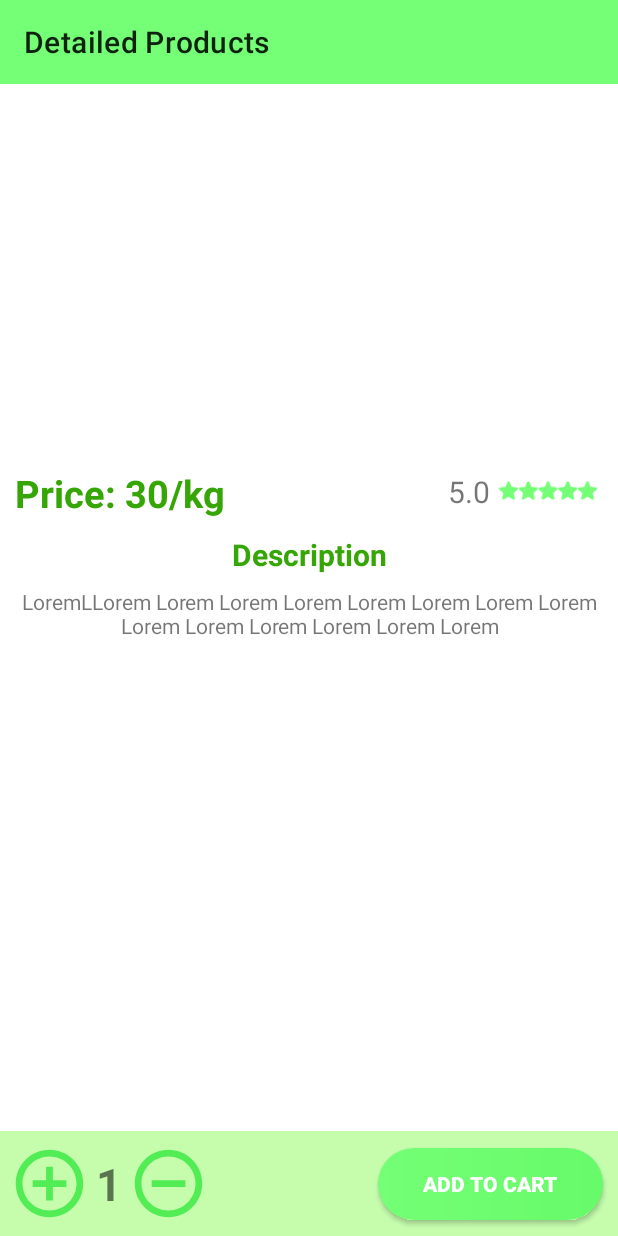
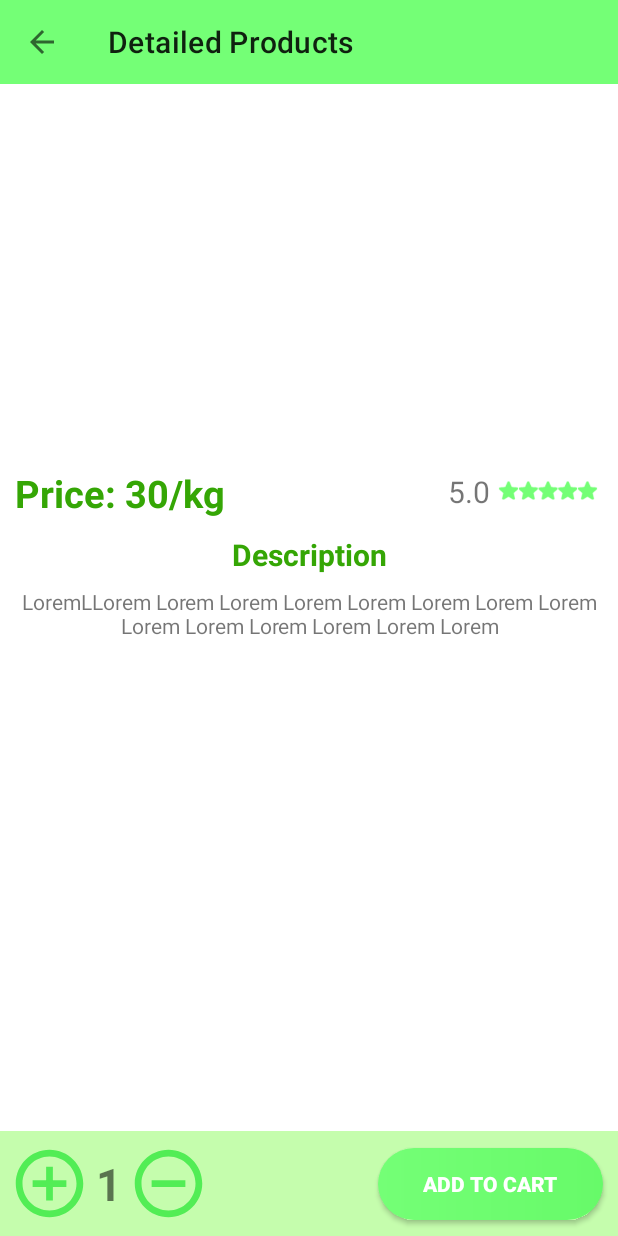
Before and after one commit to theodor-t/Magasine, an Android app: the DetailedActivity screen opened directly, with no data from a screen before it, on a phone screen of 412 x 824 dp. Run offline under Robolectric (Android 15) with nearby library versions, the phone set to English and light mode, and no system bars; Roboto replaces fonts that are not available here.

Commit message:
finish Activity Detailed Products

```diff
--- a/app/src/main/java/com/example/magasine/activities/DetailedActivity.java
+++ b/app/src/main/java/com/example/magasine/activities/DetailedActivity.java
@@ -1,16 +1,67 @@
 package com.example.magasine.activities;
 
 import androidx.appcompat.app.AppCompatActivity;
+import androidx.appcompat.widget.ButtonBarLayout;
+import androidx.appcompat.widget.Toolbar;
 
 import android.os.Bundle;
+import android.widget.Button;
+import android.widget.ImageView;
+import android.widget.TextView;
 
+import com.bumptech.glide.Glide;
 import com.example.magasine.R;
+import com.example.magasine.models.ViewAllModel;
 
 public class DetailedActivity extends AppCompatActivity {
+
+
+    ImageView detailedImg;
+    TextView price, description, rating;
+    Button addToCart;
+    ImageView addItem, removeItem;
+    Toolbar toolbar;
+    ViewAllModel viewAllModel = null;
 
     @Override
     protected void onCreate(Bundle savedInstanceState) {
         super.onCreate(savedInstanceState);
         setContentView(R.layout.activity_detailed);
+
+        toolbar = findViewById(R.id.toolbar);
+        setSupportActionBar(toolbar);
+        getSupportActionBar().setDisplayHomeAsUpEnabled(true);
+
+        final Object object = getIntent().getSerializableExtra("detail");
+
+        if (object instanceof ViewAllModel){
+            viewAllModel = (ViewAllModel) object;
+        }
+
+        detailedImg = findViewById(R.id.detailed_img);
+        addItem = findViewById(R.id.add_item);
+        removeItem = findViewById(R.id.remove_item);
+
+        price = findViewById(R.id.detailed_price);
+        description = findViewById(R.id.detailed_description);
+        rating = findViewById(R.id.detailed_rating);
+
+        if(viewAllModel != null){
+            Glide.with(getApplicationContext()).load(viewAllModel.getImg_url()).into(detailedImg);
+            rating.setText(viewAllModel.getRating());
+            description.setText(viewAllModel.getDescription());
+            price.setText("Price :$"+viewAllModel.getPrice());
+        }
+
+        addToCart = findViewById(R.id.add_to_cart);
+
+
     }
+
+    @Override
+    public boolean onSupportNavigateUp() {
+        onBackPressed();
+        return true;
+    }
+
 }
--- a/app/src/main/java/com/example/magasine/models/ViewAllModel.java
+++ b/app/src/main/java/com/example/magasine/models/ViewAllModel.java
@@ -1,6 +1,8 @@
 package com.example.magasine.models;
 
-public class ViewAllModel {
+import java.io.Serializable;
+
+public class ViewAllModel implements Serializable {
 
     String name;
     String description;
--- a/app/src/main/res/layout/activity_detailed.xml
+++ b/app/src/main/res/layout/activity_detailed.xml
@@ -76,7 +76,7 @@
         app:layout_constraintTop_toBottomOf="@+id/detailed_price" />
 
     <TextView
-        android:id="@+id/textView5"
+        android:id="@+id/detailed_description"
         android:layout_width="match_parent"
         android:layout_height="wrap_content"
         android:layout_margin="8dp"
```
Also changed, not shown: app/src/main/java/com/example/magasine/adapters/ViewAllAdapter.java (+11 -0 lines).
